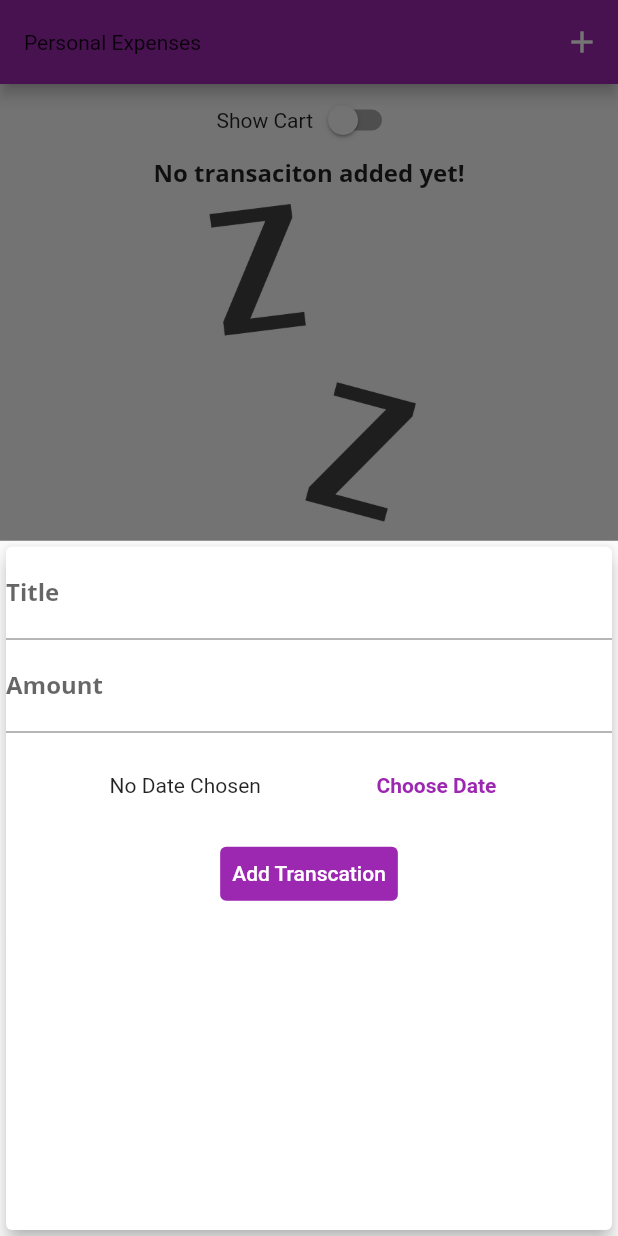
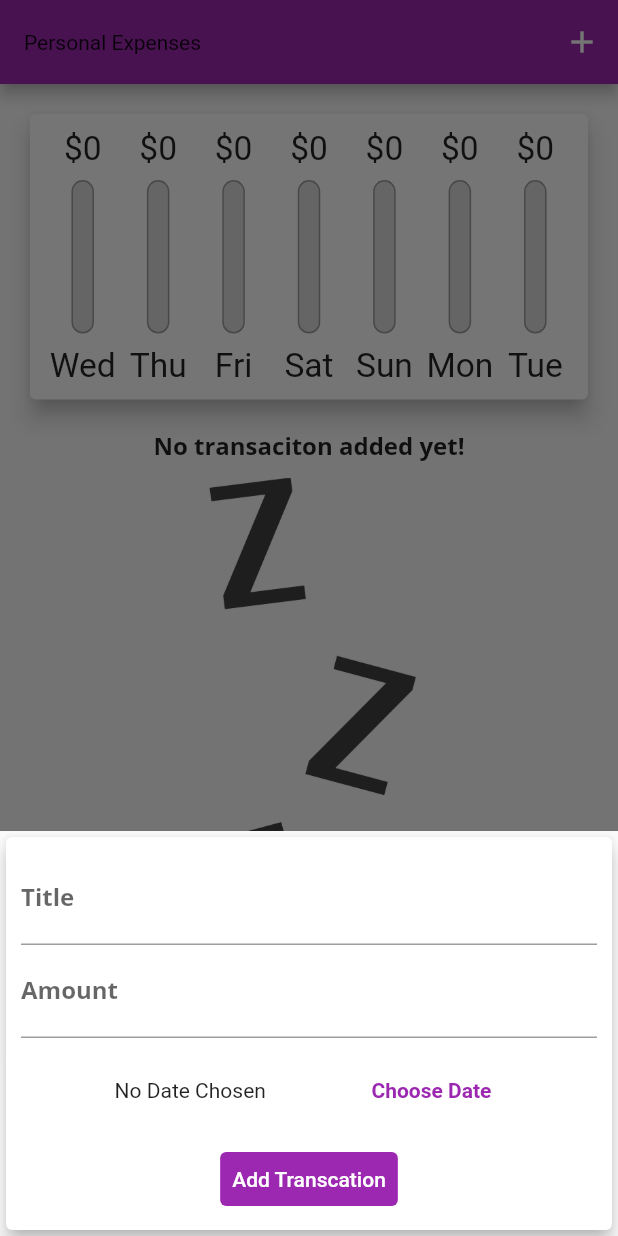
Before and after one commit to aliozer0/Personal-Expenses, a Flutter app: the screen it shows after launch, after a tap on the "add" icon, on a phone screen of 412 x 824 dp. Run offline on Flutter 3.47's test engine with Material 2 defaults, Android fonts, the phone set to English and light mode, and no system bars.

Commit message:
Softkeyboard Insets added

```diff
--- a/lib/main.dart
+++ b/lib/main.dart
@@ -111,6 +111,8 @@ class _MyHomePageState extends State<MyHomePage> {
 
   @override
   Widget build(BuildContext context) {
+    final isLandscape =
+        MediaQuery.of(context).orientation == Orientation.landscape;
     final appBar = AppBar(
       title: Text('Personal Expenses'),
       actions: <Widget>[
@@ -119,6 +121,12 @@ class _MyHomePageState extends State<MyHomePage> {
             icon: Icon(Icons.add))
       ],
     );
+    final txListWidget = Container(
+        height:
+            (MediaQuery.of(context).size.height - appBar.preferredSize.height) *
+                    0.7 -
+                MediaQuery.of(context).padding.top,
+        child: TranscationList(_userTranscation, _deleteTransaction));
     return Scaffold(
       appBar: appBar,
       body: SingleChildScrollView(
@@ -126,6 +134,7 @@ class _MyHomePageState extends State<MyHomePage> {
           mainAxisAlignment: MainAxisAlignment.start,
           crossAxisAlignment: CrossAxisAlignment.stretch,
           children: <Widget>[
+            if (isLandscape)
               Row(mainAxisAlignment: MainAxisAlignment.center, children: [
                 Text('Show Cart'),
                 Switch(
@@ -136,6 +145,15 @@ class _MyHomePageState extends State<MyHomePage> {
                       });
                     })
               ]),
+            if (!isLandscape)
+              Container(
+                  height: (MediaQuery.of(context).size.height -
+                              appBar.preferredSize.height) *
+                          0.3 -
+                      MediaQuery.of(context).padding.top,
+                  child: Chart(_recentTransactions)),
+            if (!isLandscape) txListWidget,
+            if (isLandscape)
               _showChart
                   ? Container(
                       height: (MediaQuery.of(context).size.height -
@@ -143,13 +161,7 @@ class _MyHomePageState extends State<MyHomePage> {
                               0.3 -
                           MediaQuery.of(context).padding.top,
                       child: Chart(_recentTransactions))
-                : Container(
-                    height: (MediaQuery.of(context).size.height -
-                                appBar.preferredSize.height) *
-                            0.7 -
-                        MediaQuery.of(context).padding.top,
-                    child:
-                        TranscationList(_userTranscation, _deleteTransaction))
+                  : txListWidget,
           ],
         ),
       ),
--- a/lib/widgets/new_transaction.dart
+++ b/lib/widgets/new_transaction.dart
@@ -48,9 +48,15 @@ class _NewTransactionState extends State<NewTransaction> {
 
   @override
   Widget build(BuildContext context) {
-    return Card(
+    return SingleChildScrollView(
+      child: Card(
         elevation: 5,
         child: Container(
+            padding: EdgeInsets.only(
+                top: 10,
+                right: 10,
+                left: 10,
+                bottom: MediaQuery.of(context).viewInsets.bottom + 10),
             child: Column(
               children: <Widget>[
                 TextField(
@@ -89,13 +95,14 @@ class _NewTransactionState extends State<NewTransaction> {
                 TextButton(
                   child: Text('Add Transcation'),
                   style: ButtonStyle(
-                backgroundColor:
-                    MaterialStateProperty.all(Theme.of(context).primaryColor),
+                      backgroundColor: MaterialStateProperty.all(
+                          Theme.of(context).primaryColor),
                       foregroundColor: MaterialStateProperty.all(Colors.white)),
                   onPressed: _submitData,
                 )
               ],
             )),
+      ),
     );
   }
 }
--- a/lib/widgets/transcation_list.dart
+++ b/lib/widgets/transcation_list.dart
@@ -53,12 +53,20 @@ class TranscationList extends StatelessWidget {
                     ),
                     subtitle: Text(
                         DateFormat.yMMMd().format(transactions[index].date)),
-                    trailing: IconButton(
-                      iconSize: 25,
-                      icon: Icon(Icons.delete),
-                      color: Theme.of(context).errorColor,
-                      onPressed: () => deleteTx(transactions[index].id),
-                    ),
+                    trailing: MediaQuery.of(context).size.width > 450
+                        ? TextButton.icon(
+                            icon: Icon(Icons.delete),
+                            label: Text('Delete'),
+                            style: TextButton.styleFrom(
+                                primary: Theme.of(context).errorColor),
+                            onPressed: () => deleteTx(transactions[index].id),
+                          )
+                        : IconButton(
+                            iconSize: 25,
+                            icon: Icon(Icons.delete),
+                            color: Theme.of(context).errorColor,
+                            onPressed: () => deleteTx(transactions[index].id),
+                          ),
                   ),
                 );
               },
```
Lines whose indentation alone changed are shown as unchanged.
